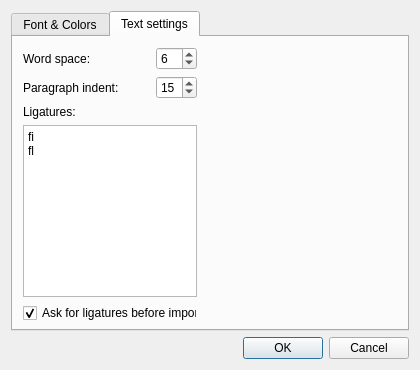
The window that src/SettingsDialog.ui (zdenop/qt-box-editor) describes before a commit, drawn with Qt 5.
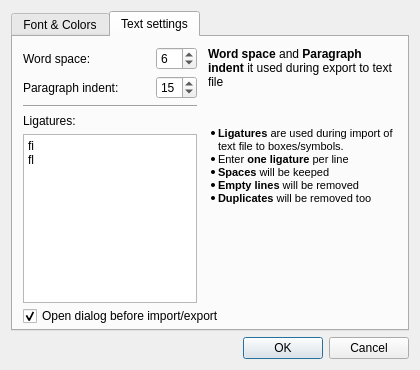
The same window after the commit. The open tabs and pages were chosen to show the change.

Commit message: improvement of settings dialog + import of text file

Patch:
```diff
--- a/src/SettingsDialog.ui
+++ b/src/SettingsDialog.ui
@@ -39,6 +39,12 @@
      </property>
      <item>
       <widget class="QTabWidget" name="tabSetting">
+       <property name="tabPosition">
+        <enum>QTabWidget::North</enum>
+       </property>
+       <property name="tabShape">
+        <enum>QTabWidget::Rounded</enum>
+       </property>
        <property name="currentIndex">
         <number>0</number>
        </property>
@@ -286,7 +292,7 @@
            <x>10</x>
            <y>10</y>
            <width>174</width>
-           <height>276</height>
+           <height>256</height>
           </rect>
          </property>
          <layout class="QVBoxLayout" name="verticalLayout_4">
@@ -363,6 +369,13 @@
           </item>
           <item>
            <layout class="QVBoxLayout" name="verticalLayout_2">
+            <item>
+             <widget class="Line" name="line">
+              <property name="orientation">
+               <enum>Qt::Horizontal</enum>
+              </property>
+             </widget>
+            </item>
             <item>
              <widget class="QLabel" name="lblLigatures">
               <property name="text">
@@ -390,20 +403,78 @@
               </property>
              </widget>
             </item>
-            <item>
-             <widget class="QCheckBox" name="cbLigatures">
-              <property name="text">
-               <string>Ask for ligatures before import</string>
-              </property>
-              <property name="checked">
-               <bool>true</bool>
-              </property>
-             </widget>
-            </item>
            </layout>
           </item>
          </layout>
         </widget>
+        <widget class="QCheckBox" name="cbOpenDialog">
+         <property name="geometry">
+          <rect>
+           <x>10</x>
+           <y>270</y>
+           <width>381</width>
+           <height>18</height>
+          </rect>
+         </property>
+         <property name="text">
+          <string>Open dialog before import/export</string>
+         </property>
+         <property name="checked">
+          <bool>true</bool>
+         </property>
+        </widget>
+        <widget class="QLabel" name="lblLigaturesHelp">
+         <property name="geometry">
+          <rect>
+           <x>165</x>
+           <y>90</y>
+           <width>221</width>
+           <height>171</height>
+          </rect>
+         </property>
+         <property name="text">
+          <string>&lt;!DOCTYPE HTML PUBLIC &quot;-//W3C//DTD HTML 4.0//EN&quot; &quot;http://www.w3.org/TR/REC-html40/strict.dtd&quot;&gt;
+&lt;html&gt;&lt;head&gt;&lt;meta name=&quot;qrichtext&quot; content=&quot;1&quot; /&gt;&lt;style type=&quot;text/css&quot;&gt;
+p, li { white-space: pre-wrap; }
+&lt;/style&gt;&lt;/head&gt;&lt;body style=&quot; font-family:'MS Shell Dlg 2'; font-size:8.25pt; font-weight:400; font-style:normal;&quot;&gt;
+&lt;ul style=&quot;margin-top: 0px; margin-bottom: 0px; margin-left: 0px; margin-right: 0px; -qt-list-indent: 1;&quot;&gt;&lt;li style=&quot; font-size:8pt;&quot; style=&quot; margin-top:12px; margin-bottom:0px; margin-left:0px; margin-right:0px; -qt-block-indent:0; text-indent:0px;&quot;&gt;&lt;span style=&quot; font-weight:600;&quot;&gt;Ligatures&lt;/span&gt; are used during import of text file to boxes/symbols.&lt;/li&gt;
+&lt;li style=&quot; font-size:8pt;&quot; style=&quot; margin-top:0px; margin-bottom:0px; margin-left:0px; margin-right:0px; -qt-block-indent:0; text-indent:0px;&quot;&gt;Enter &lt;span style=&quot; font-weight:600;&quot;&gt;one&lt;/span&gt; &lt;span style=&quot; font-weight:600;&quot;&gt;ligature&lt;/span&gt; per line&lt;/li&gt;
+&lt;li style=&quot; font-size:8pt;&quot; style=&quot; margin-top:0px; margin-bottom:0px; margin-left:0px; margin-right:0px; -qt-block-indent:0; text-indent:0px;&quot;&gt;&lt;span style=&quot; font-weight:600;&quot;&gt;Spaces&lt;/span&gt; will be keeped&lt;/li&gt;
+&lt;li style=&quot; font-size:8pt;&quot; style=&quot; margin-top:0px; margin-bottom:0px; margin-left:0px; margin-right:0px; -qt-block-indent:0; text-indent:0px;&quot;&gt;&lt;span style=&quot; font-weight:600;&quot;&gt;Empty lines&lt;/span&gt; will be removed&lt;/li&gt;
+&lt;li style=&quot; font-size:8pt;&quot; style=&quot; margin-top:0px; margin-bottom:0px; margin-left:0px; margin-right:0px; -qt-block-indent:0; text-indent:0px;&quot;&gt;&lt;span style=&quot; font-weight:600;&quot;&gt;Duplicates&lt;/span&gt; will be removed too&lt;/li&gt;&lt;/ul&gt;&lt;/body&gt;&lt;/html&gt;</string>
+         </property>
+         <property name="textFormat">
+          <enum>Qt::RichText</enum>
+         </property>
+         <property name="alignment">
+          <set>Qt::AlignLeading|Qt::AlignLeft|Qt::AlignTop</set>
+         </property>
+         <property name="wordWrap">
+          <bool>true</bool>
+         </property>
+         <property name="indent">
+          <number>-1</number>
+         </property>
+        </widget>
+        <widget class="QLabel" name="label">
+         <property name="geometry">
+          <rect>
+           <x>195</x>
+           <y>10</y>
+           <width>186</width>
+           <height>51</height>
+          </rect>
+         </property>
+         <property name="text">
+          <string>&lt;b&gt;Word space&lt;/b&gt; and &lt;b&gt;Paragraph indent&lt;/b&gt; it used during export to text file</string>
+         </property>
+         <property name="alignment">
+          <set>Qt::AlignLeading|Qt::AlignLeft|Qt::AlignTop</set>
+         </property>
+         <property name="wordWrap">
+          <bool>true</bool>
+         </property>
+        </widget>
        </widget>
       </widget>
      </item>
```
Left out of the diff: 2 changed lines with no effect on the pictures. The commit also changes 3 other files.
